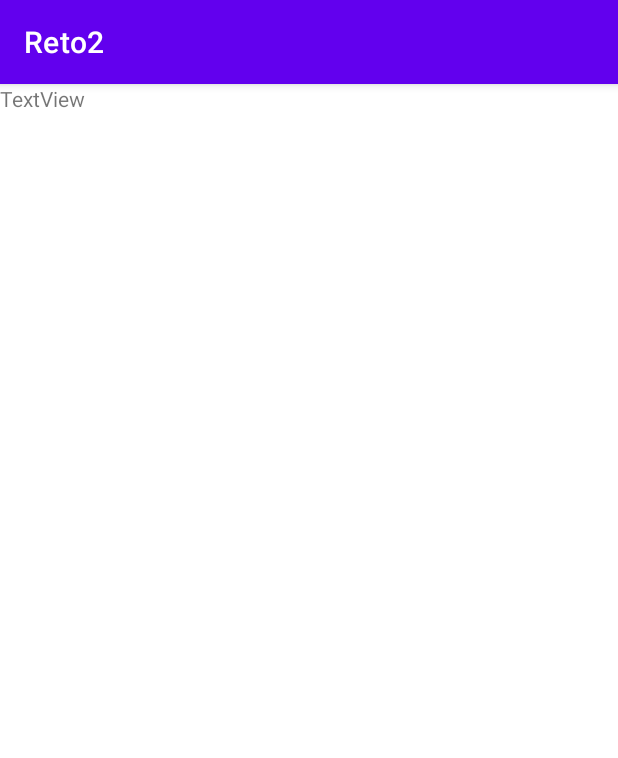
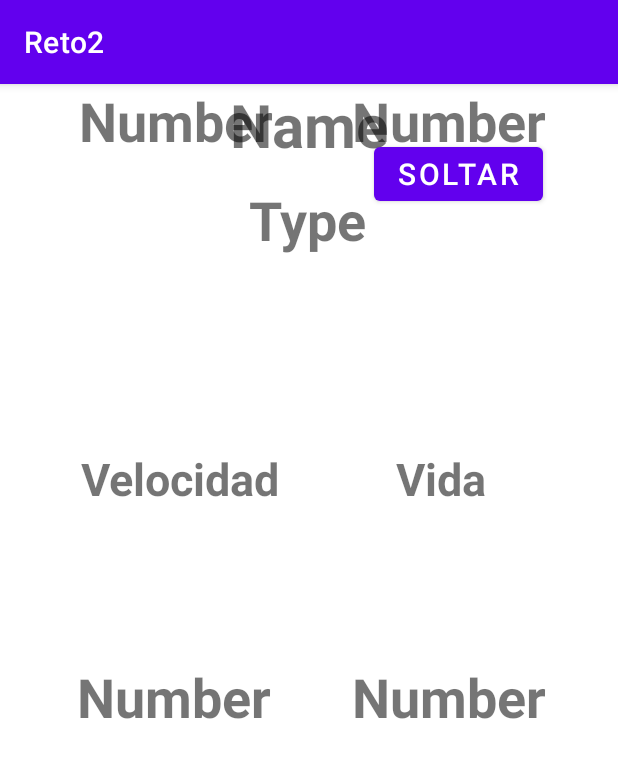
Before and after one commit to DavidFiat/Reto2, an Android app: the PokemonData screen opened directly, with no data from a screen before it, on a phone screen of 412 x 824 dp. Shown: the top 758 px of the screen. Run offline under Robolectric (Android 15) with nearby library versions, the phone set to English and light mode, and no system bars; 8 statements that could not run were skipped.

Commit message:
PokemonData activity

```diff
--- a/app/src/main/java/com/example/reto2/activities/HomeActivity.java
+++ b/app/src/main/java/com/example/reto2/activities/HomeActivity.java
@@ -87,7 +87,7 @@ public class HomeActivity extends AppCompatActivity implements PokemonAdapter.Se
     @Override
     public void goToPokemon(Pokemon pokemon) {
         Intent i = new Intent(this, PokemonData.class);
-        i.putExtra("user",pokemon.getUser());
+        i.putExtra("user",user);
         i.putExtra("pokemon",pokemon.getName());
         startActivity(i);
     }
--- a/app/src/main/java/com/example/reto2/activities/PokemonData.java
+++ b/app/src/main/java/com/example/reto2/activities/PokemonData.java
@@ -1,16 +1,48 @@
 package com.example.reto2.activities;
 
 import android.os.Bundle;
+import android.widget.Button;
+import android.widget.TextView;
 
 import androidx.appcompat.app.AppCompatActivity;
 
 import com.example.reto2.R;
+import com.example.reto2.model.Pokemon;
+import com.example.reto2.model.User;
 
 public class PokemonData extends AppCompatActivity {
+
+    private Button releaseButton;
+    private TextView name;
+    private TextView type;
+    private TextView defensaData;
+    private TextView ataqueData;
+    private TextView velocidadData;
+    private TextView vidaData;
+    private User user;
+    private Pokemon pokemon;
+
 
     @Override
     protected void onCreate(Bundle savedInstanceState) {
         super.onCreate(savedInstanceState);
         setContentView(R.layout.activity_pokemon_data);
+        user = (User) getIntent().getExtras().get("user");
+        pokemon = (Pokemon) getIntent().getExtras().get("pokemon");
+        releaseButton = findViewById(R.id.releaseButton);
+        name = findViewById(R.id.name);
+        type = findViewById(R.id.type);
+        defensaData = findViewById(R.id.defensaData);
+        ataqueData = findViewById(R.id.ataqueData);
+        velocidadData = findViewById(R.id.velocidadData);
+        vidaData = findViewById(R.id.vidaData);
+        name.setText(pokemon.getName());
+        type.setText(pokemon.getType());
+        defensaData.setText(pokemon.getDefense());
+        ataqueData.setText(pokemon.getAttack());
+        velocidadData.setText(pokemon.getVelocity());
+        vidaData.setText(pokemon.getLife());
+
+
     }
 }
--- a/app/src/main/res/layout/activity_pokemon_data.xml
+++ b/app/src/main/res/layout/activity_pokemon_data.xml
@@ -6,11 +6,150 @@
     android:layout_height="match_parent"
     tools:context=".activities.PokemonData">
 
-    <TextView
-        android:id="@+id/textView4"
+    <androidx.constraintlayout.widget.ConstraintLayout
+        android:layout_width="match_parent"
+        android:layout_height="match_parent"
+        tools:context=".activities.PokemonData"
+        tools:layout_editor_absoluteX="-136dp"
+        tools:layout_editor_absoluteY="0dp">
+
+        <TextView
+            android:id="@+id/textView16"
+            android:layout_width="wrap_content"
+            android:layout_height="wrap_content"
+            android:text="Velocidad"
+            android:textSize="30dp"
+            android:textStyle="bold"
+            app:layout_constraintBottom_toTopOf="@+id/velocidadData"
+            app:layout_constraintEnd_toStartOf="@+id/textView17"
+            app:layout_constraintHorizontal_bias="0.409"
+            app:layout_constraintStart_toStartOf="parent"
+            app:layout_constraintTop_toBottomOf="@+id/defensaData"
+            app:layout_constraintVertical_bias="0.659" />
+
+        <TextView
+            android:id="@+id/textView17"
+            android:layout_width="wrap_content"
+            android:layout_height="wrap_content"
+            android:layout_marginEnd="88dp"
+            android:text="Vida"
+            android:textSize="30sp"
+            android:textStyle="bold"
+            app:layout_constraintBottom_toTopOf="@+id/vidaData"
+            app:layout_constraintEnd_toEndOf="parent"
+            app:layout_constraintHorizontal_bias="1.0"
+            app:layout_constraintStart_toEndOf="@+id/defensaData"
+            app:layout_constraintTop_toBottomOf="@+id/ataqueData"
+            app:layout_constraintVertical_bias="0.659" />
+
+        <TextView
+            android:layout_width="wrap_content"
+            android:layout_height="wrap_content"
+            android:layout_marginEnd="64dp"
+            android:layout_marginBottom="20dp"
+            android:text="Ataque"
+            android:textSize="30dp"
+            android:textStyle="bold"
+            app:layout_constraintBottom_toTopOf="@+id/ataqueData"
+            app:layout_constraintEnd_toEndOf="parent" />
+
+        <TextView
+            android:layout_width="wrap_content"
+            android:layout_height="wrap_content"
+            android:layout_marginStart="68dp"
+            android:layout_marginBottom="20dp"
+            android:text="Defensa"
+            android:textSize="30dp"
+            android:textStyle="bold"
+            app:layout_constraintBottom_toTopOf="@+id/defensaData"
+            app:layout_constraintEnd_toStartOf="@+id/defensaData3"
+            app:layout_constraintHorizontal_bias="0.46"
+            app:layout_constraintStart_toStartOf="parent" />
+
+        <TextView
+            android:id="@+id/ataqueData"
+            android:layout_width="wrap_content"
+            android:layout_height="wrap_content"
+            android:layout_marginEnd="48dp"
+            android:text="Number"
+            android:textSize="36dp"
+            android:textStyle="bold"
+            app:layout_constraintEnd_toEndOf="parent"
+            tools:layout_editor_absoluteY="461dp" />
+
+        <TextView
+            android:id="@+id/velocidadData"
+            android:layout_width="wrap_content"
+            android:layout_height="wrap_content"
+            android:text="Number"
+            android:textSize="36sp"
+            android:textStyle="bold"
+            app:layout_constraintBottom_toBottomOf="parent"
+            app:layout_constraintEnd_toStartOf="@+id/vidaData"
+            app:layout_constraintHorizontal_bias="0.486"
+            app:layout_constraintStart_toStartOf="parent"
+            app:layout_constraintTop_toBottomOf="@+id/defensaData" />
+
+        <TextView
+            android:id="@+id/vidaData"
+            android:layout_width="wrap_content"
+            android:layout_height="wrap_content"
+            android:layout_marginEnd="48dp"
+            android:text="Number"
+            android:textSize="36sp"
+            android:textStyle="bold"
+            app:layout_constraintBottom_toBottomOf="parent"
+            app:layout_constraintEnd_toEndOf="parent"
+            app:layout_constraintTop_toBottomOf="@+id/ataqueData" />
+
+        <TextView
+            android:id="@+id/defensaData"
+            android:layout_width="wrap_content"
+            android:layout_height="wrap_content"
+            android:text="Number"
+            android:textSize="36dp"
+            android:textStyle="bold"
+            app:layout_constraintEnd_toStartOf="@+id/ataqueData"
+            app:layout_constraintStart_toStartOf="parent"
+            tools:layout_editor_absoluteY="461dp" />
+
+        <TextView
+            android:id="@+id/name"
+            android:layout_width="wrap_content"
+            android:layout_height="wrap_content"
+            android:text="Name"
+            android:textSize="40dp"
+            android:textStyle="bold"
+            app:layout_constraintEnd_toEndOf="parent"
+            app:layout_constraintStart_toStartOf="parent"
+            tools:layout_editor_absoluteY="218dp" />
+
+        <TextView
+            android:id="@+id/type"
+            android:layout_width="wrap_content"
+            android:layout_height="wrap_content"
+            android:layout_marginTop="12dp"
+            android:text="Type"
+            android:textSize="36dp"
+            android:textStyle="bold"
+            app:layout_constraintEnd_toEndOf="parent"
+            app:layout_constraintHorizontal_bias="0.498"
+            app:layout_constraintStart_toStartOf="parent"
+            app:layout_constraintTop_toBottomOf="@+id/name" />
+
+    </androidx.constraintlayout.widget.ConstraintLayout>
+
+    <Button
+        android:id="@+id/releaseButton"
         android:layout_width="wrap_content"
         android:layout_height="wrap_content"
-        android:text="TextView"
-        tools:layout_editor_absoluteX="184dp"
-        tools:layout_editor_absoluteY="232dp" />
+        android:layout_marginTop="36dp"
+        android:layout_marginEnd="24dp"
+        android:text="Soltar"
+        android:textSize="20sp"
+        app:layout_constraintEnd_toEndOf="parent"
+        app:layout_constraintHorizontal_bias="0.906"
+        app:layout_constraintStart_toStartOf="parent"
+        app:layout_constraintTop_toTopOf="parent" />
+
 </androidx.constraintlayout.widget.ConstraintLayout>
```
